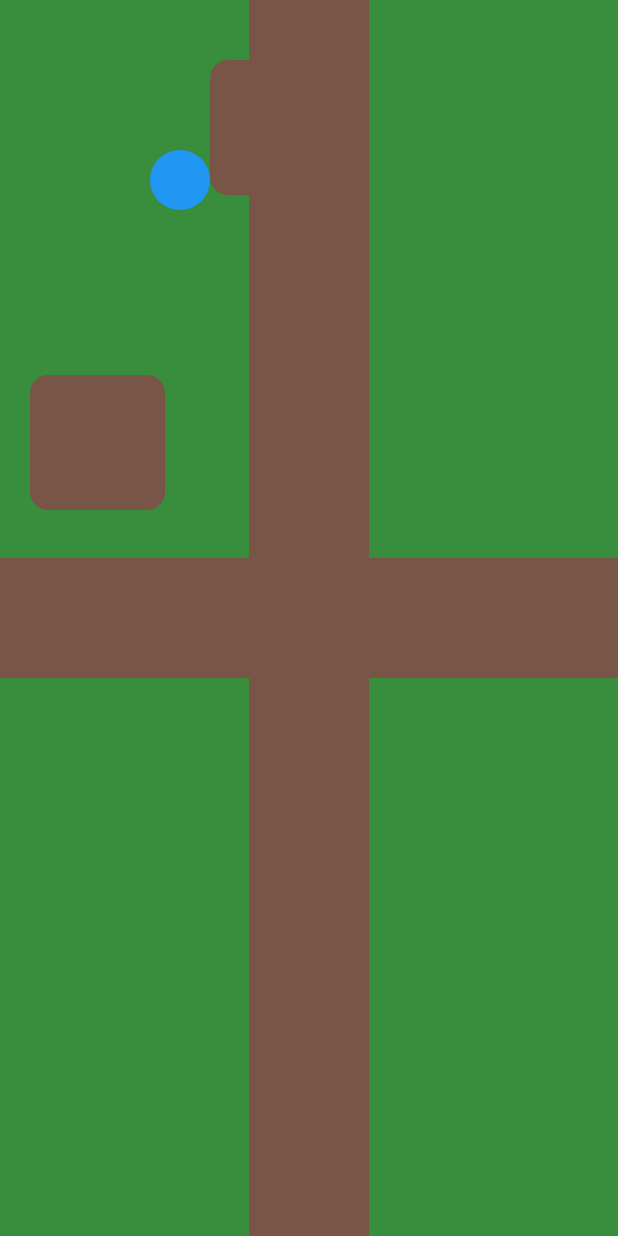
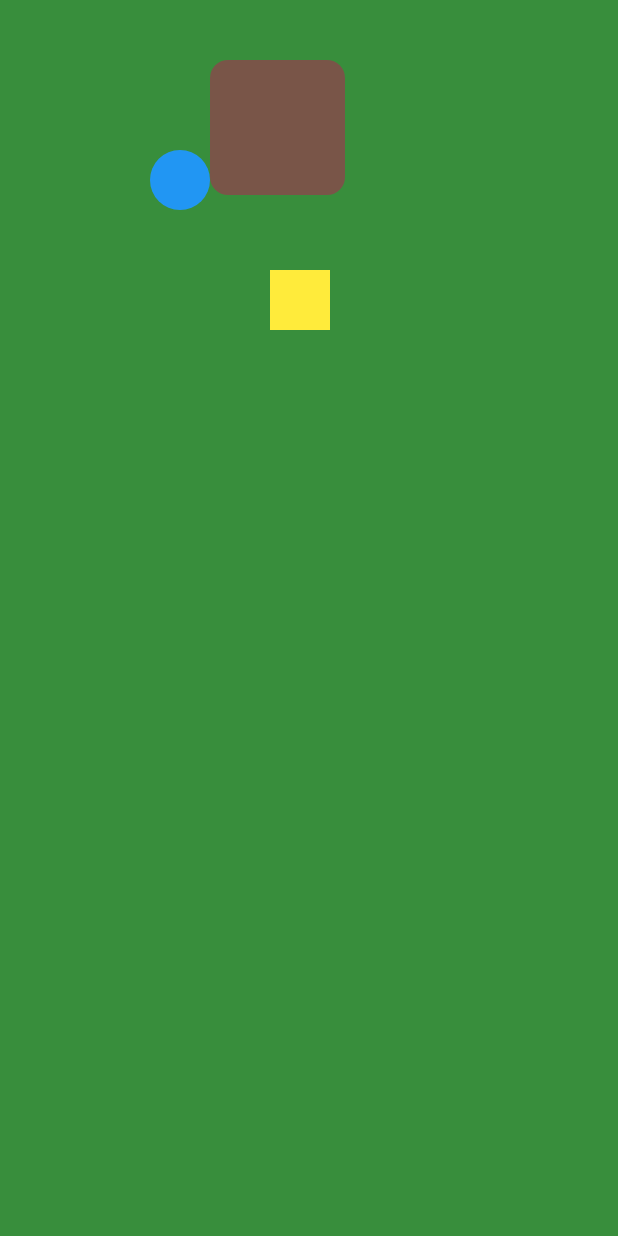
Before and after one commit to forthewy/hsk_ai_conversation, a Flutter app: the GameScreen screen opened directly, on a phone screen of 412 x 824 dp. Run offline on Flutter 3.47's test engine with Material 3 defaults, Android fonts, the phone set to English and light mode, and no system bars; our stand-ins replace hive_flutter; accounts and stored records are empty.

Commit message:
[Game Screen] 학습 게임 화면 UI  #6

```diff
--- /dev/null
+++ b/lib/models/game_object.dart
@@ -0,0 +1,24 @@
+enum ObjectType {
+  npc,
+  building,
+  item,
+  board,
+}
+
+class GameObject {
+  final String id;
+  final ObjectType type;
+
+  final double x;
+  final double y;
+
+  final String name;
+
+  const GameObject({
+    required this.id,
+    required this.type,
+    required this.x,
+    required this.y,
+    required this.name,
+  });
+}
--- a/lib/screens/game_screen.dart
+++ b/lib/screens/game_screen.dart
@@ -1,5 +1,7 @@
 import 'package:flutter/cupertino.dart';
 import 'package:flutter/material.dart';
+
+import '../models/game_object.dart';
 
 class GameScreen extends StatefulWidget {
   const GameScreen({super.key});
@@ -15,81 +17,98 @@ class Player {
 
   Player({required this.x, required this.y});
 }
-// npc
-class NPC {
 
-  final String id;
+class _GameScreenState extends State<GameScreen> {
+  @override
+  void initState() {
+    super.initState();
 
-  double x;
-  double y;
+    objects = [
+      GameObject(
+        id: 'npc_1',
+        type: ObjectType.npc,
+        x: 180,
+        y: 180,
+        name: '여행자',
+      ),
 
-  final String dialog;
+      GameObject(
+        id: 'building_1',
+        type: ObjectType.building,
+        x: 140,
+        y: 40,
+        name: '학교',
+      ),
+    ];
+  }
 
-  NPC({
-    required this.id,
-    required this.x,
-    required this.y,
-    required this.dialog,
-  });
-}
+  List<GameObject> objects = [];
+  GameObject? interactableObject;
 
-class Building {
-
-  final String id;
-
-  final double x;
-  final double y;
-  // final string image; 건물 이미지는 이후 추가
-
-  Building({
-    required this.id,
-    required this.x,
-    required this.y,
-  });
-}
-class _GameScreenState extends State<GameScreen> {
-  final player = Player(x: 100, y:100);
+  final player = Player(x: 100, y: 100);
   final double worldWidth = 400;
   final double worldHeight = 700;
   final double playerSize = 40;
-  NPC? currentNPC;
-  final List<NPC> npcs = [
-
-    NPC(
-      id: 'npc_1',
-      x: 180,
-      y: 180,
-      dialog: '안녕!',
-    ),
-  ];
-  final List<Building> buildings = [
-
-    Building(
-      id: 'top',
-      x: 140,
-      y: 40,
-    ),
-
-    Building(
-      id: 'left',
-      x: 20,
-      y: 250,
-    ),
-  ];
 
   // 대화창
   bool showDialog = false;
   String dialogText = '';
 
-  // npc
-  final double npcX = 180;
-  final double npcY = 180;
+  void interact() {
+    if (interactableObject == null) return;
+
+    switch (interactableObject!.type) {
+      case ObjectType.npc:
+        startDialog(interactableObject!);
+        break;
+
+      case ObjectType.building:
+        enterBuilding(interactableObject!);
+        break;
+
+      case ObjectType.item:
+      case ObjectType.board:
+    }
+  }
+
+  String getInteractionText() {
+    if (interactableObject == null) return '';
+
+    switch (interactableObject!.type) {
+      case ObjectType.npc:
+        return '${interactableObject!.name}와 대화';
+
+      case ObjectType.building:
+        return '${interactableObject!.name} 입장';
+
+      case ObjectType.item:
+        return '${interactableObject!.name} 줍기';
+
+      case ObjectType.board:
+        return '${interactableObject!.name} 읽기';
+    }
+  }
+
+
+  void checkInteractableObject() {
+    interactableObject = null;
+
+    for (final obj in objects) {
+      final dx = (player.x - obj.x).abs();
+      final dy = (player.y - obj.y).abs();
+
+      if (dx < 50 && dy < 50) {
+        interactableObject = obj;
+        break;
+      }
+    }
+
+    setState(() {});
+  }
 
   //이동
   void movePlayer(double dx, double dy) {
-
     setState(() {
-
       player.x += dx;
       player.y += dy;
 
@@ -114,63 +133,18 @@ class _GameScreenState extends State<GameScreen> {
       }
     });
 
-    checkNPCDistance();
+    checkInteractableObject();
   }
 
-  //npc 거리 확인. 대화 시작
-  void checkNPCDistance() {
-
-    currentNPC = null;
-
-    for (final npc in npcs) {
-
-      final dx = (player.x - npc.x).abs();
-      final dy = (player.y - npc.y).abs();
-
-      if (dx < 50 && dy < 50) {
-
-        currentNPC = npc;
-
-        break;
-      }
-    }
-    if (currentNPC != null)
-
-      Positioned(
-        bottom: 180,
-        left: 120,
-
-        child: Container(
-          padding: const EdgeInsets.all(12),
-          color: Colors.black54,
-
-          child: const Text(
-            '대화하기',
-            style: TextStyle(color: Colors.white),
-          ),
-        ),
-      );
-    // setState(() {
-    //
-    //   if (currentNPC != null) {
-    //
-    //     showDialog = true;
-    //     dialogText = currentNPC!.dialog;
-    //
-    //   } else {
-    //
-    //     showDialog = false;
-    //   }
-    // });
+  void startDialog(GameObject npc) {
+    setState(() {
+      showDialog = true;
+      dialogText = '${npc.name}와 대화 시작';
+    });
   }
 
-  void startDialog(NPC npc) {
-
-    setState(() {
-
-      showDialog = true;
-      dialogText = npc.dialog;
-    });
+  void enterBuilding(GameObject building) {
+    print('${building.name} 입장');
   }
 
   @override
@@ -187,45 +161,22 @@ class _GameScreenState extends State<GameScreen> {
             children: [
               // 맵
               buildMap(),
-              // 빌딩
-              buildBuildings(),
-              // npc
-              buildNPC(),
+              // 빌딩 , npc
+              buildObjects(),
               // 플레이어
               buildPlayer(),
               // 대화창
               if (showDialog) buildDialog(),
               // 기타 ui... 체력... ai 횟수 제한...buildUI(),
-              Positioned.fill(
-                child: Column(
-                  children: [
-
-                    Expanded(
-                      child: Center(
-                        child: Container(
-                          width: 80,
-                          color: Colors.brown,
-                        ),
-                      ),
-                    ),
-                  ],
+              if (interactableObject != null)
+                Positioned(
+                  bottom: 200,
+                  left: 120,
+                  child: ElevatedButton(
+                    onPressed: interact,
+                    child: Text(getInteractionText()),
+                  ),
                 ),
-              ),
-              Positioned.fill(
-                child: Row(
-                  children: [
-                    Expanded(
-                      child: Center(
-                        child: Container(
-                          height: 80,
-                          color: Colors.brown,
-                        ),
-                      ),
-                    ),
-                  ],
-                ),
-              ),
-
             ],
           ),
         ),
@@ -235,43 +186,10 @@ class _GameScreenState extends State<GameScreen> {
 
   // 맵
   Widget buildMap() {
-
-    return Container(
-
-      color: Colors.green.shade700,
-
-      // child: Center(
-      //
-      //   child: Container(
-      //     width: 180,
-      //     height: 180,
-      //     color: Colors.brown.shade400,
-      //   ),
-      // ),
-    );
+    return Container(color: Colors.green.shade700);
   }
 
-  // 빌딩
-  Widget buildBuildings() {
-
-    return Stack(
-
-      children: buildings.map((building) {
-
-        return Positioned(
-
-          left: building.x,
-          top: building.y,
-
-          child: buildBuilding(),
-        );
-
-      }).toList(),
-    );
-  }
-
-
-  Widget buildBuilding() {
+  Widget buildBuildingObject() {
     return Container(
       width: 90,
       height: 90,
@@ -282,33 +200,37 @@ class _GameScreenState extends State<GameScreen> {
     );
   }
 
-  // npc
-  Widget buildNPC() {
+  Widget buildObjects() {
+    return Stack(
+      children: objects.map((obj) {
+        switch (obj.type) {
+          case ObjectType.npc:
+            return Positioned(
+              left: obj.x,
+              top: obj.y,
+              child: buildNPCObject(obj),
+            );
 
-    return Stack(
+          case ObjectType.building:
+            return Positioned(
+              left: obj.x,
+              top: obj.y,
+              child: buildBuildingObject(),
+            );
 
-      children: npcs.map((npc) {
-
-        return Positioned(
-
-          left: npc.x,
-          top: npc.y,
-
-          child: Container(
-            width: 40,
-            height: 40,
-            color: Colors.yellow,
-            child:GestureDetector(
-              onTap: () {
-
-                startDialog(npc);
-              },
-            ),
-          ),
-        );
-
+          case ObjectType.item:
+            // TODO: Handle this case.
+            throw UnimplementedError();
+          case ObjectType.board:
+            // TODO: Handle this case.
+            throw UnimplementedError();
+        }
       }).toList(),
     );
+  }
+
+  Widget buildNPCObject(GameObject obj) {
+    return Container(width: 40, height: 40, color: Colors.yellow);
   }
 
   // 플레이어
--- a/lib/screens/start_screen.dart
+++ b/lib/screens/start_screen.dart
@@ -15,8 +15,8 @@ class _StartScreenState extends State<StartScreen> {
   int currentIndex = 0;
   final List<Widget> _screens = [
     const ChatScreen(),
+    const WordScreen(),
     const GameScreen(),
-    const WordScreen(),
   ];
 
 
```
